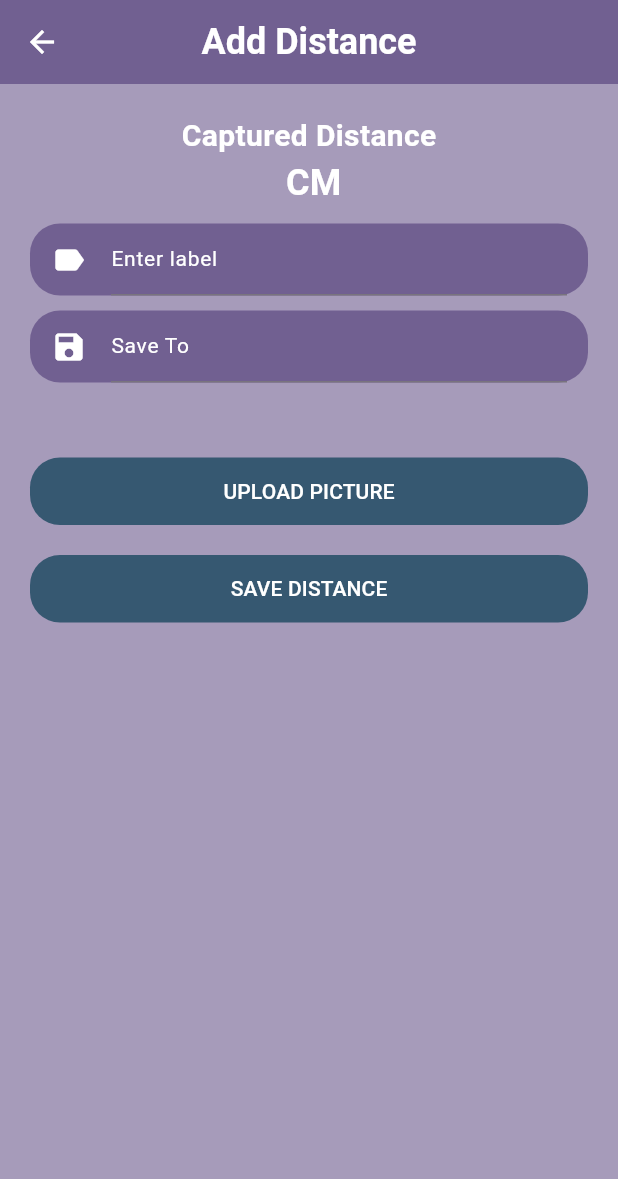
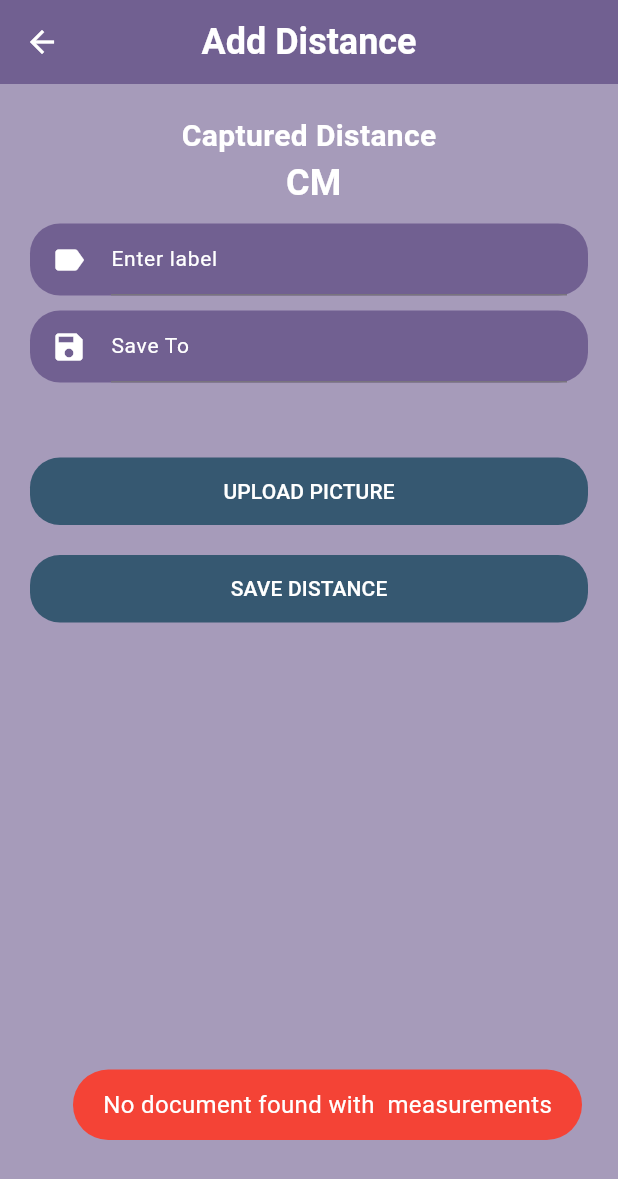
Before and after one commit to razstvien01/distance_range_estimator, a Flutter app: the AddDistanceScreen screen opened directly with empty values, after a tap on "SAVE DISTANCE", on a phone screen of 412 x 824 dp. Shown: the top 1179 px of the screen. Run offline on Flutter 3.47's test engine with Material 3 defaults, Android fonts, the phone set to English and light mode, and no system bars; our stand-ins replace cloud_firestore, firebase_core, firebase_storage, flutter_image_compress, fluttertoast, image_cropper and 2 more; missing offline and left inert: mqtt_client; accounts and stored records are empty.

Commit message:
can now save distance to the measurements and can upload pictures

```diff
--- a/lib/screens/add_distance_screen/add_distance.dart
+++ b/lib/screens/add_distance_screen/add_distance.dart
@@ -1,11 +1,13 @@
 import 'dart:io';
 
+import 'package:firebase_storage/firebase_storage.dart';
 import 'package:flutter/material.dart';
 
 import 'package:distance_range_estimator/types/constants.dart';
 import 'package:distance_range_estimator/widgets/default_button.dart';
 import 'package:distance_range_estimator/widgets/default_textfield.dart';
 import 'package:distance_range_estimator/widgets/image_list.dart';
+import 'package:fluttertoast/fluttertoast.dart';
 
 import 'package:image_cropper/image_cropper.dart';
 import 'package:image_picker/image_picker.dart';
@@ -27,13 +29,11 @@ class AddDistanceScreen extends StatefulWidget {
 class _AddDistanceScreenState extends State<AddDistanceScreen> {
   final CollectionReference measurements =
       FirebaseFirestore.instance.collection('measurements');
+  final CollectionReference distances =
+      FirebaseFirestore.instance.collection('distances');
 
   final _labelController = TextEditingController();
   final _saveToController = TextEditingController();
-
-  // final List<String> imageUrls = List.generate(
-  //     10, (index) => 'https://picsum.photos/250?image=${index + 10}');
-
   final ImagePicker _picker = ImagePicker();
   final List<File> _imageList = [];
 
@@ -42,17 +42,17 @@ class _AddDistanceScreenState extends State<AddDistanceScreen> {
   late File imageFile = File('');
 
   Future _uploadFile(String path) async {
-    // final ref = FirebaseStorage.instance
-    //     .ref()
-    //     .child('properties')
-    //     .child(DateTime.now().toIso8601String() + p.basename(path));
+    final ref = FirebaseStorage.instance
+        .ref()
+        .child('properties')
+        .child(DateTime.now().toIso8601String() + p.basename(path));
 
-    // final result = await ref.putFile(File(path));
-    // final fileUrl = await result.ref.getDownloadURL();
+    final result = await ref.putFile(File(path));
+    final fileUrl = await result.ref.getDownloadURL();
 
     setState(() {
-      // imageUrls.add(fileUrl);
-      imageUrls.add(path);
+      imageUrls.add(fileUrl);
+      // imageUrls.add(path);
     });
   }
 
@@ -313,23 +313,57 @@ class _AddDistanceScreenState extends State<AddDistanceScreen> {
                         .get();
 
                     if (querySnapshot.docs.isNotEmpty) {
-                      // A document with name="table" exists in the collection
-                      // You can access it using querySnapshot.docs[0] or iterate through the results if needed
                       DocumentSnapshot documentSnapshot = querySnapshot.docs[0];
 
                       // Cast data to the expected type (Map<String, dynamic>)
-                      final data =
-                          documentSnapshot.data() as Map<String, dynamic>;
+                      // final data =
+                      //     documentSnapshot.data() as Map<String, dynamic>;
 
-                      // Now you can access fields using the '[]' operator
-                      final title = data['title'];
-                      print(data);
-                      print('Document ID: ${documentSnapshot.id}');
-                      print('Name: ${title}');
-                      // Access other fields as needed
+                      try {
+                        for (File f in _imageList) {
+                          await _uploadFile(f.path);
+                        }
+
+                        await distances.add({
+                          'label': _labelController.text,
+                          'saveTo': _saveToController.text,
+                          'saveToId': documentSnapshot.id,
+                          'imageUrls': imageUrls,
+                        });
+
+                        Fluttertoast.showToast(
+                            msg:
+                                "Captured distance saved to ${_saveToController.text} measurements.",
+                            toastLength: Toast.LENGTH_LONG,
+                            gravity: ToastGravity.BOTTOM_RIGHT,
+                            timeInSecForIosWeb: 1,
+                            backgroundColor: kBGColor,
+                            textColor: kRevColor,
+                            fontSize: 16.0);
+
+                        Navigator.of(context)
+                            .popUntil((route) => route.isFirst);
+                      } catch (e) {
+                        Fluttertoast.showToast(
+                            msg:
+                                "Failure to savw the distance in the ${_saveToController.text} measurements",
+                            toastLength: Toast.LENGTH_LONG,
+                            gravity: ToastGravity.BOTTOM_RIGHT,
+                            timeInSecForIosWeb: 1,
+                            backgroundColor: Colors.red,
+                            textColor: kRevColor,
+                            fontSize: 16.0);
+                      }
                     } else {
-                      // No document with name="table" found
-                      print('No document found with ${_saveToController.text}');
+                      Fluttertoast.showToast(
+                          msg:
+                              "No document found with ${_saveToController.text} measurements",
+                          toastLength: Toast.LENGTH_LONG,
+                          gravity: ToastGravity.BOTTOM_RIGHT,
+                          timeInSecForIosWeb: 1,
+                          backgroundColor: Colors.red,
+                          textColor: kRevColor,
+                          fontSize: 16.0);
                     }
                   } catch (e) {
                     print('Error: $e');
```
